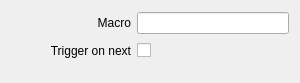
CasparCG/client, file src/Widgets/Inspector/TriCaster/InspectorMacroWidget.ui: the form before one commit.
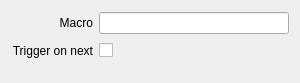
The form after the commit.

Commit message: Remove minimumSize constraint from labels

Patch:
```diff
--- a/src/Widgets/Inspector/TriCaster/InspectorMacroWidget.ui
+++ b/src/Widgets/Inspector/TriCaster/InspectorMacroWidget.ui
@@ -25,12 +25,6 @@
    </item>
    <item row="0" column="0">
     <widget class="QLabel" name="labelMacro">
-     <property name="minimumSize">
-      <size>
-       <width>120</width>
-       <height>0</height>
-      </size>
-     </property>
      <property name="text">
       <string>Macro</string>
      </property>
@@ -68,12 +62,6 @@
    </item>
    <item row="1" column="0">
     <widget class="QLabel" name="labelTriggerOnNext">
-     <property name="minimumSize">
-      <size>
-       <width>120</width>
-       <height>0</height>
-      </size>
-     </property>
      <property name="text">
       <string>Trigger on next</string>
      </property>
```
The commit also changes 53 other files.
